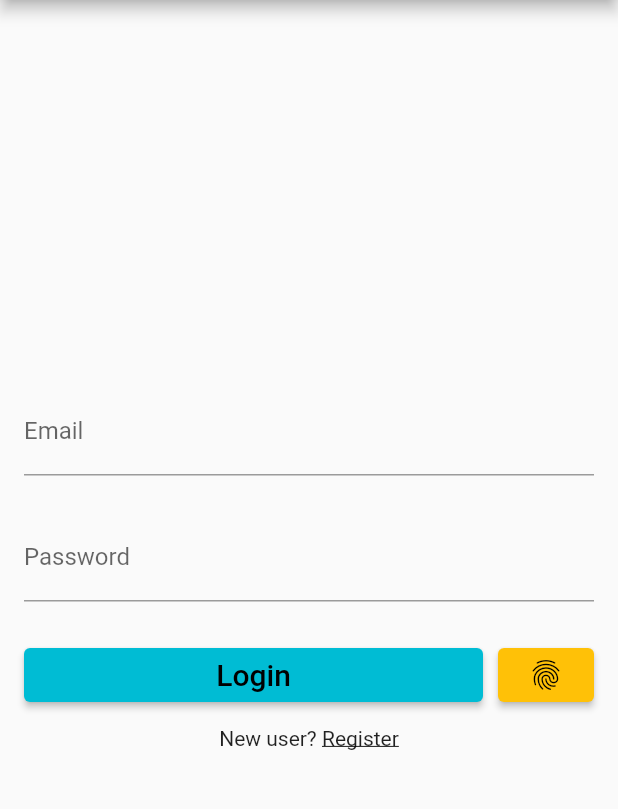
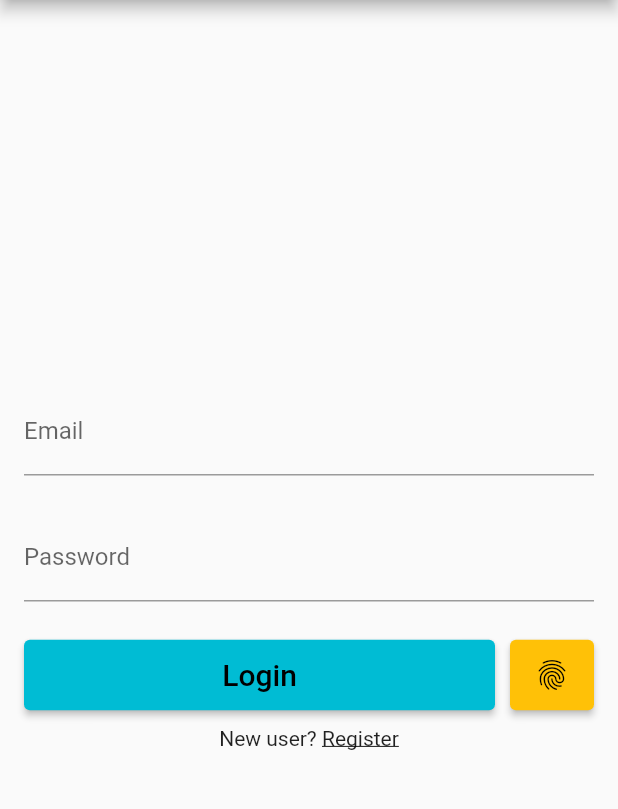
Before and after one commit to ojhey007/ourpass_auth_firebase, a Flutter app: the screen it shows after launch, on a phone screen of 412 x 824 dp, the part 84-893 px from its top. Run offline on Flutter 3.47's test engine with Material 2 defaults, Android fonts, the phone set to English and light mode, and no system bars; our stand-ins replace firebase_auth, firebase_core, flutter_secure_storage, local_auth; accounts and stored records are empty.

Commit message:
internet access on release mode fixes and app button adjustment

```diff
--- a/lib/global/widgets/custom_elevated_button.dart
+++ b/lib/global/widgets/custom_elevated_button.dart
@@ -24,6 +24,7 @@ class OurpassElevatedButton extends StatelessWidget {
         key: Key(buttonIdentifier),
         onPressed: onPressed,
         style: ButtonStyle(
+            minimumSize: MaterialStateProperty.all(const Size(15, 47)),
             backgroundColor: MaterialStateProperty.all<Color>(color)),
         child: isIconButton
             ? Icon(iconData)
```
Also changed, not shown: 1 other file.
